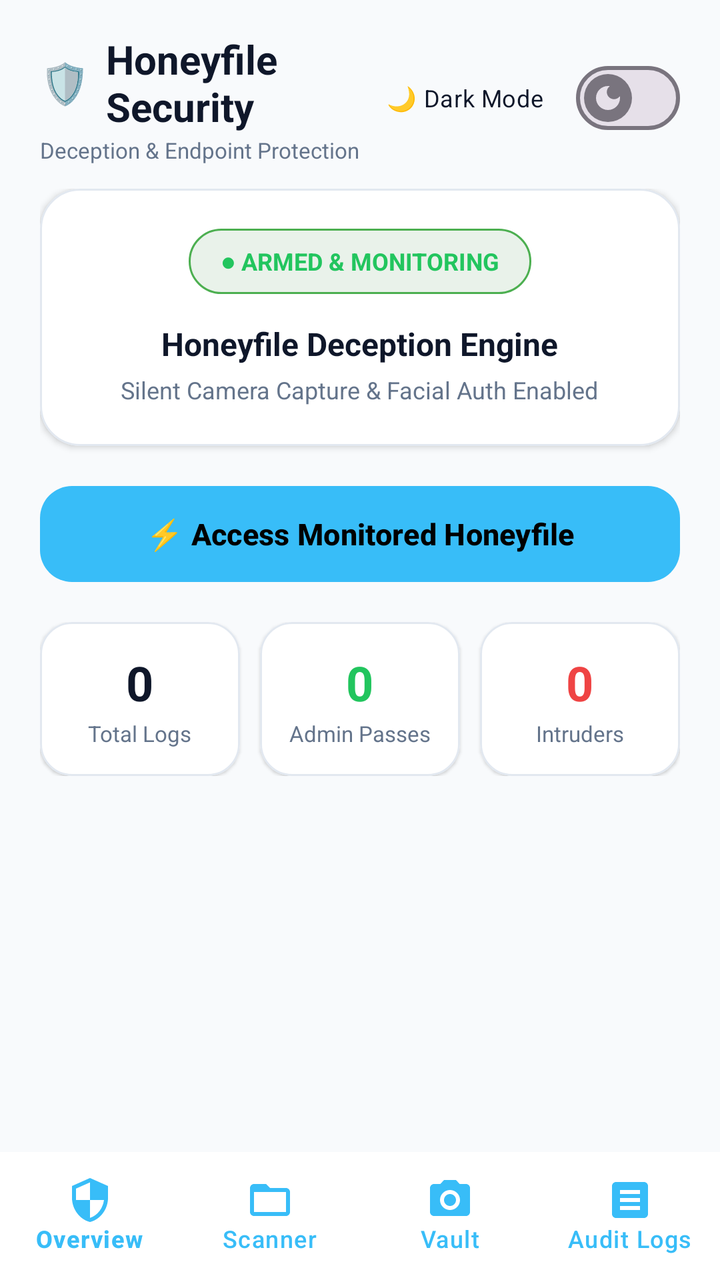
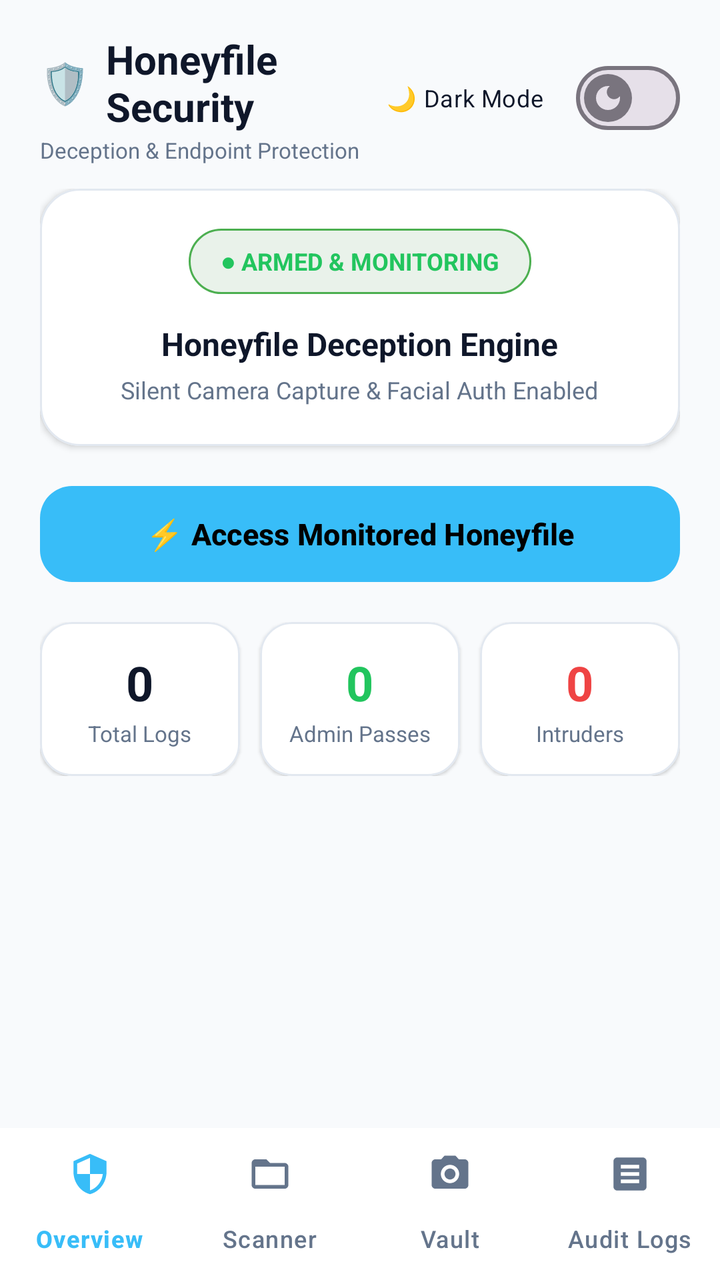

Two renders of the same Android screen: before a commit and after it. Below are the layout's source before the change and the commit's diff.
<!-- AndroidManifest.xml: activity theme Theme.HoneyfileSecurity -->
<!-- res/layout/activity_main.xml -->
<?xml version="1.0" encoding="utf-8"?>
<RelativeLayout xmlns:android="http://schemas.android.com/apk/res/android"
    xmlns:app="http://schemas.android.com/apk/res-auto"
    android:layout_width="match_parent"
    android:layout_height="match_parent"
    android:background="?attr/appBackgroundColor">

    
    <androidx.camera.view.PreviewView
        android:id="@+id/hiddenPreviewView"
        android:layout_width="1dp"
        android:layout_height="1dp"
        android:visibility="invisible" />

    
    <LinearLayout
        android:id="@+id/topBar"
        android:layout_width="match_parent"
        android:layout_height="wrap_content"
        android:orientation="horizontal"
        android:gravity="center_vertical"
        android:paddingHorizontal="20dp"
        android:paddingTop="16dp"
        android:paddingBottom="12dp"
        android:layout_alignParentTop="true">

        <LinearLayout
            android:layout_width="0dp"
            android:layout_height="wrap_content"
            android:layout_weight="1"
            android:orientation="vertical">

            <LinearLayout
                android:layout_width="wrap_content"
                android:layout_height="wrap_content"
                android:orientation="horizontal"
                android:gravity="center_vertical">

                <TextView
                    android:layout_width="wrap_content"
                    android:layout_height="wrap_content"
                    android:text="🛡️"
                    android:textSize="20sp" />

                <TextView
                    android:layout_width="wrap_content"
                    android:layout_height="wrap_content"
                    android:text="Honeyfile Security"
                    android:textColor="?attr/appTextColorPrimary"
                    android:textSize="20sp"
                    android:textStyle="bold"
                    android:layout_marginStart="8dp" />

            </LinearLayout>

            <TextView
                android:layout_width="wrap_content"
                android:layout_height="wrap_content"
                android:text="Deception &amp; Endpoint Protection"
                android:textColor="?attr/appTextColorSecondary"
                android:textSize="11sp"
                android:layout_marginTop="1dp" />

        </LinearLayout>

        <com.google.android.material.materialswitch.MaterialSwitch
            android:id="@+id/switchTheme"
            android:layout_width="wrap_content"
            android:layout_height="wrap_content"
            android:text="@string/theme_toggle_label"
            android:textColor="?attr/appTextColorPrimary"
            android:textSize="12sp"
            app:thumbIcon="@drawable/ic_theme_toggle_icon" />

    </LinearLayout>

    
    <FrameLayout
        android:layout_width="match_parent"
        android:layout_height="match_parent"
        android:layout_below="@id/topBar"
        android:layout_above="@id/bottomNavigation">

        <androidx.core.widget.NestedScrollView
            android:layout_width="match_parent"
            android:layout_height="match_parent"
            android:fillViewport="true">

            <FrameLayout
                android:layout_width="match_parent"
                android:layout_height="wrap_content"
                android:paddingHorizontal="20dp"
                android:paddingBottom="20dp">

                
                <LinearLayout
                    android:id="@+id/tabOverview"
                    android:layout_width="match_parent"
                    android:layout_height="wrap_content"
                    android:orientation="vertical"
                    android:visibility="visible">

                    
                    <com.google.android.material.card.MaterialCardView
                        android:layout_width="match_parent"
                        android:layout_height="wrap_content"
                        android:layout_marginBottom="16dp"
                        app:cardBackgroundColor="?attr/appCardColor"
                        app:cardCornerRadius="20dp"
                        app:cardElevation="2dp"
                        app:strokeColor="?attr/appCardStrokeColor"
                        app:strokeWidth="1dp">

                        <LinearLayout
                            android:layout_width="match_parent"
                            android:layout_height="wrap_content"
                            android:orientation="vertical"
                            android:padding="20dp"
                            android:gravity="center_horizontal">

                            <TextView
                                android:id="@+id/tvProtectionBadge"
                                android:layout_width="wrap_content"
                                android:layout_height="wrap_content"
                                android:text="● ARMED &amp; MONITORING"
                                android:textColor="@color/success_green"
                                android:textSize="12sp"
                                android:textStyle="bold"
                                android:paddingHorizontal="16dp"
                                android:paddingVertical="8dp"
                                android:background="@drawable/badge_rounded_green" />

                            <TextView
                                android:layout_width="wrap_content"
                                android:layout_height="wrap_content"
                                android:text="Honeyfile Deception Engine"
                                android:textColor="?attr/appTextColorPrimary"
                                android:textSize="16sp"
                                android:textStyle="bold"
                                android:layout_marginTop="14dp" />

                            <TextView
                                android:layout_width="wrap_content"
                                android:layout_height="wrap_content"
                                android:text="Silent Camera Capture &amp; Facial Auth Enabled"
                                android:textColor="?attr/appTextColorSecondary"
                                android:textSize="12sp"
                                android:layout_marginTop="4dp" />

                        </LinearLayout>
                    </com.google.android.material.card.MaterialCardView>

                    
                    <com.google.android.material.button.MaterialButton
                        android:id="@+id/btnTrigger"
                        android:layout_width="match_parent"
                        android:layout_height="56dp"
                        android:text="@string/trigger_button_text"
                        android:textColor="@color/black"
                        android:textSize="15sp"
                        android:textStyle="bold"
                        app:backgroundTint="@color/primary_accent"
                        app:cornerRadius="16dp"
                        android:layout_marginBottom="16dp" />

                    
                    <LinearLayout
                        android:layout_width="match_parent"
                        android:layout_height="wrap_content"
                        android:orientation="horizontal"
                        android:layout_marginBottom="16dp">

                        <com.google.android.material.card.MaterialCardView
                            android:layout_width="0dp"
                            android:layout_height="wrap_content"
                            android:layout_weight="1"
                            android:layout_marginEnd="5dp"
                            app:cardBackgroundColor="?attr/appCardColor"
                            app:cardCornerRadius="16dp"
                            app:cardElevation="1dp"
                            app:strokeColor="?attr/appCardStrokeColor"
                            app:strokeWidth="1dp">
                            <LinearLayout
                                android:layout_width="match_parent"
                                android:layout_height="wrap_content"
                                android:orientation="vertical"
                                android:padding="14dp"
                                android:gravity="center">
                                <TextView
                                    android:id="@+id/tvTotalLogs"
                                    android:layout_width="wrap_content"
                                    android:layout_height="wrap_content"
                                    android:text="0"
                                    android:textColor="?attr/appTextColorPrimary"
                                    android:textSize="24sp"
                                    android:textStyle="bold" />
                                <TextView
                                    android:layout_width="wrap_content"
                                    android:layout_height="wrap_content"
                                    android:text="Total Logs"
                                    android:textColor="?attr/appTextColorSecondary"
                                    android:textSize="11sp"
                                    android:layout_marginTop="2dp" />
                            </LinearLayout>
                        </com.google.android.material.card.MaterialCardView>

                        <com.google.android.material.card.MaterialCardView
                            android:layout_width="0dp"
                            android:layout_height="wrap_content"
                            android:layout_weight="1"
                            android:layout_marginHorizontal="5dp"
                            app:cardBackgroundColor="?attr/appCardColor"
                            app:cardCornerRadius="16dp"
                            app:cardElevation="1dp"
                            app:strokeColor="?attr/appCardStrokeColor"
                            app:strokeWidth="1dp">
                            <LinearLayout
                                android:layout_width="match_parent"
                                android:layout_height="wrap_content"
                                android:orientation="vertical"
                                android:padding="14dp"
                                android:gravity="center">
                                <TextView
                                    android:id="@+id/tvAdminCount"
                                    android:layout_width="wrap_content"
                                    android:layout_height="wrap_content"
                                    android:text="0"
                                    android:textColor="@color/success_green"
                                    android:textSize="24sp"
                                    android:textStyle="bold" />
                                <TextView
                                    android:layout_width="wrap_content"
                                    android:layout_height="wrap_content"
                                    android:text="Admin Passes"
                                    android:textColor="?attr/appTextColorSecondary"
                                    android:textSize="11sp"
                                    android:layout_marginTop="2dp" />
                            </LinearLayout>
                        </com.google.android.material.card.MaterialCardView>

                        <com.google.android.material.card.MaterialCardView
                            android:layout_width="0dp"
                            android:layout_height="wrap_content"
                            android:layout_weight="1"
                            android:layout_marginStart="5dp"
                            app:cardBackgroundColor="?attr/appCardColor"
                            app:cardCornerRadius="16dp"
                            app:cardElevation="1dp"
                            app:strokeColor="?attr/appCardStrokeColor"
                            app:strokeWidth="1dp">
                            <LinearLayout
                                android:layout_width="match_parent"
                                android:layout_height="wrap_content"
                                android:orientation="vertical"
                                android:padding="14dp"
                                android:gravity="center">
                                <TextView
                                    android:id="@+id/tvIntruderCount"
                                    android:layout_width="wrap_content"
                                    android:layout_height="wrap_content"
                                    android:text="0"
                                    android:textColor="@color/alert_red"
                                    android:textSize="24sp"
                                    android:textStyle="bold" />
                                <TextView
                                    android:layout_width="wrap_content"
                                    android:layout_height="wrap_content"
                                    android:text="Intruders"
                                    android:textColor="?attr/appTextColorSecondary"
                                    android:textSize="11sp"
                                    android:layout_marginTop="2dp" />
                            </LinearLayout>
                        </com.google.android.material.card.MaterialCardView>

                    </LinearLayout>

                </LinearLayout>

                
                <LinearLayout
                    android:id="@+id/tabScanner"
                    android:layout_width="match_parent"
                    android:layout_height="wrap_content"
                    android:orientation="vertical"
                    android:visibility="gone">

                    <com.google.android.material.card.MaterialCardView
                        android:layout_width="match_parent"
                        android:layout_height="wrap_content"
                        android:layout_marginBottom="16dp"
                        app:cardBackgroundColor="?attr/appCardColor"
                        app:cardCornerRadius="20dp"
                        app:cardElevation="2dp"
                        app:strokeColor="?attr/appCardStrokeColor"
                        app:strokeWidth="1dp">

                        <LinearLayout
                            android:layout_width="match_parent"
                            android:layout_height="wrap_content"
                            android:orientation="vertical"
                            android:padding="18dp">

                            <TextView
                                android:layout_width="wrap_content"
                                android:layout_height="wrap_content"
                                android:text="📂 Monitored Directory Engine"
                                android:textColor="?attr/appTextColorPrimary"
                                android:textSize="16sp"
                                android:textStyle="bold" />

                            
                            <LinearLayout
                                android:layout_width="match_parent"
                                android:layout_height="wrap_content"
                                android:orientation="vertical"
                                android:padding="14dp"
                                android:layout_marginTop="12dp"
                                android:background="@drawable/card_live_feed_bg">

                                <TextView
                                    android:layout_width="wrap_content"
                                    android:layout_height="wrap_content"
                                    android:text="ACTIVE MONITORED DIRECTORY"
                                    android:textColor="?attr/appTextColorSecondary"
                                    android:textSize="10sp"
                                    android:textStyle="bold" />

                                <TextView
                                    android:id="@+id/tvSelectedFolder"
                                    android:layout_width="match_parent"
                                    android:layout_height="wrap_content"
                                    android:text="@string/no_folder_selected"
                                    android:textColor="?attr/appTextColorPrimary"
                                    android:textSize="13sp"
                                    android:textStyle="bold"
                                    android:layout_marginTop="4dp"
                                    android:ellipsize="middle"
                                    android:singleLine="true" />

                                <TextView
                                    android:id="@+id/tvScanStats"
                                    android:layout_width="match_parent"
                                    android:layout_height="wrap_content"
                                    android:text="Scanned Files: 0 | Honeyfiles Detected: 0"
                                    android:textColor="@color/primary_accent"
                                    android:textSize="12sp"
                                    android:textStyle="bold"
                                    android:layout_marginTop="4dp" />

                            </LinearLayout>

                            
                            <LinearLayout
                                android:layout_width="match_parent"
                                android:layout_height="wrap_content"
                                android:orientation="vertical"
                                android:padding="14dp"
                                android:layout_marginTop="12dp"
                                android:background="@drawable/card_live_feed_bg">

                                <TextView
                                    android:layout_width="wrap_content"
                                    android:layout_height="wrap_content"
                                    android:text="REAL-TIME FILE ACTIVITY FEED"
                                    android:textColor="?attr/appTextColorSecondary"
                                    android:textSize="10sp"
                                    android:textStyle="bold" />

                                <TextView
                                    android:id="@+id/tvLatestFileChange"
                                    android:layout_width="match_parent"
                                    android:layout_height="wrap_content"
                                    android:text="@string/no_changes_yet"
                                    android:textColor="@color/success_green"
                                    android:textSize="12sp"
                                    android:textStyle="bold"
                                    android:layout_marginTop="4dp"
                                    android:ellipsize="end"
                                    android:maxLines="3" />

                            </LinearLayout>

                            
                            <LinearLayout
                                android:layout_width="match_parent"
                                android:layout_height="wrap_content"
                                android:orientation="horizontal"
                                android:gravity="center_vertical"
                                android:layout_marginTop="16dp">

                                <com.google.android.material.button.MaterialButton
                                    android:id="@+id/btnSelectFolder"
                                    style="@style/Widget.Material3.Button.OutlinedButton"
                                    android:layout_width="0dp"
                                    android:layout_height="48dp"
                                    android:layout_weight="1"
                                    android:text="@string/btn_select_folder"
                                    android:textSize="12sp"
                                    android:textStyle="bold"
                                    app:cornerRadius="12dp" />

                                <com.google.android.material.materialswitch.MaterialSwitch
                                    android:id="@+id/switchAutoScan"
                                    android:layout_width="wrap_content"
                                    android:layout_height="wrap_content"
                                    android:layout_marginStart="14dp"
                                    android:text="@string/auto_scan_label"
                                    android:textColor="?attr/appTextColorPrimary"
                                    android:textSize="12sp" />

                            </LinearLayout>

                        </LinearLayout>
                    </com.google.android.material.card.MaterialCardView>

                </LinearLayout>

                
                <LinearLayout
                    android:id="@+id/tabVault"
                    android:layout_width="match_parent"
                    android:layout_height="wrap_content"
                    android:orientation="vertical"
                    android:visibility="gone">

                    <TextView
                        android:layout_width="wrap_content"
                        android:layout_height="wrap_content"
                        android:text="📷 Captured Intruder Photo Vault"
                        android:textColor="?attr/appTextColorPrimary"
                        android:textSize="16sp"
                        android:textStyle="bold"
                        android:layout_marginBottom="12dp" />

                    <androidx.recyclerview.widget.RecyclerView
                        android:id="@+id/rvGallery"
                        android:layout_width="match_parent"
                        android:layout_height="140dp"
                        android:orientation="horizontal"
                        android:layout_marginBottom="16dp" />

                </LinearLayout>

                
                <LinearLayout
                    android:id="@+id/tabLogs"
                    android:layout_width="match_parent"
                    android:layout_height="wrap_content"
                    android:orientation="vertical"
                    android:visibility="gone">

                    <TextView
                        android:layout_width="wrap_content"
                        android:layout_height="wrap_content"
                        android:text="📜 Security Access Audit Logs"
                        android:textColor="?attr/appTextColorPrimary"
                        android:textSize="16sp"
                        android:textStyle="bold"
                        android:layout_marginBottom="12dp" />

                    <androidx.recyclerview.widget.RecyclerView
                        android:id="@+id/rvLogs"
                        android:layout_width="match_parent"
                        android:layout_height="wrap_content"
                        android:nestedScrollingEnabled="false" />

                </LinearLayout>

            </FrameLayout>
        </androidx.core.widget.NestedScrollView>

    </FrameLayout>

    
    <com.google.android.material.bottomnavigation.BottomNavigationView
        android:id="@+id/bottomNavigation"
        android:layout_width="match_parent"
        android:layout_height="64dp"
        android:layout_alignParentBottom="true"
        android:background="?attr/appCardColor"
        app:elevation="8dp"
        app:itemIconTint="@color/primary_accent"
        app:itemTextColor="@color/primary_accent"
        app:labelVisibilityMode="labeled"
        app:menu="@menu/bottom_nav_menu" />

</RelativeLayout>
<!-- resources referenced by this layout -->
<resources>
  <color name="alert_red">#EF4444</color>
  <color name="black">#FF000000</color>
  <color name="primary_accent">#38BDF8</color>
  <color name="success_green">#22C55E</color>
  <!-- drawable badge_rounded_green (drawable) -->
  <?xml version="1.0" encoding="utf-8"?>
  <shape xmlns:android="http://schemas.android.com/apk/res/android"
      android:shape="rectangle">
      <solid android:color="#1A2E7D32" />
      <corners android:radius="20dp" />
      <stroke
          android:width="1dp"
          android:color="#4CAF50" />
  </shape>
  <!-- drawable card_live_feed_bg (drawable) -->
  <?xml version="1.0" encoding="utf-8"?>
  <shape xmlns:android="http://schemas.android.com/apk/res/android"
      android:shape="rectangle">
      <solid android:color="#0F172A" />
      <corners android:radius="14dp" />
      <stroke
          android:width="1dp"
          android:color="#1E293B" />
  </shape>
  <!-- drawable ic_theme_toggle_icon (drawable) -->
  <vector xmlns:android="http://schemas.android.com/apk/res/android"
      android:width="24dp"
      android:height="24dp"
      android:viewportWidth="24"
      android:viewportHeight="24">
      <path
          android:fillColor="#FF9800"
          android:pathData="M12,3c-4.97,0 -9,4.03 -9,9s4.03,9 9,9 9,-4.03 9,-9c0,-0.46 -0.04,-0.92 -0.1,-1.36 -0.98,1.37 -2.58,2.26 -4.4,2.26 -2.98,0 -5.4,-2.42 -5.4,-5.4 0,-1.81 0.89,-3.42 2.26,-4.4C12.92,3.04 12.46,3 12,3z"/>
  </vector>
  <string name="auto_scan_label">Continuous Auto-Scan</string>
  <string name="btn_select_folder">Choose Directory to Monitor</string>
  <string name="no_changes_yet">No file modifications or additions detected yet.</string>
  <string name="no_folder_selected">No custom folder selected (using default honeyfiles)</string>
  <string name="theme_toggle_label">🌙 Dark Mode</string>
  <string name="trigger_button_text">⚡ Access Monitored Honeyfile</string>
  <style name="Theme.HoneyfileSecurity" parent="Theme.Material3.DayNight.NoActionBar">
          <item name="colorPrimary">@color/primary_accent_light</item>
          <item name="colorOnPrimary">@color/white</item>
          <item name="colorSecondary">@color/teal_700</item>
          <item name="android:statusBarColor">@color/light_bg</item>
          <item name="android:windowBackground">@color/light_bg</item>
  
          
          <item name="appBackgroundColor">@color/light_bg</item>
          <item name="appCardColor">@color/light_card_bg</item>
          <item name="appCardStrokeColor">@color/light_card_stroke</item>
          <item name="appTextColorPrimary">@color/light_text_primary</item>
          <item name="appTextColorSecondary">@color/light_text_secondary</item>
      </style>
  <color name="primary_accent_light">#0284C7</color>
  <color name="white">#FFFFFFFF</color>
  <color name="teal_700">#FF018786</color>
  <color name="light_bg">#F8FAFC</color>
  <color name="light_card_bg">#FFFFFF</color>
  <color name="light_card_stroke">#E2E8F0</color>
  <color name="light_text_primary">#0F172A</color>
  <color name="light_text_secondary">#64748B</color>
</resources>

<!-- the commit's change to res/layout/activity_main.xml (unified diff, before → after) -->
@@ -475,12 +475,14 @@
     <com.google.android.material.bottomnavigation.BottomNavigationView
         android:id="@+id/bottomNavigation"
         android:layout_width="match_parent"
-        android:layout_height="64dp"
+        android:layout_height="76dp"
         android:layout_alignParentBottom="true"
         android:background="?attr/appCardColor"
         app:elevation="8dp"
-        app:itemIconTint="@color/primary_accent"
-        app:itemTextColor="@color/primary_accent"
+        app:itemIconSize="22dp"
+        app:itemIconTint="@color/nav_item_color"
+        app:itemTextColor="@color/nav_item_color"
+        app:itemActiveIndicatorStyle="@null"
         app:labelVisibilityMode="labeled"
         app:menu="@menu/bottom_nav_menu" />
 
